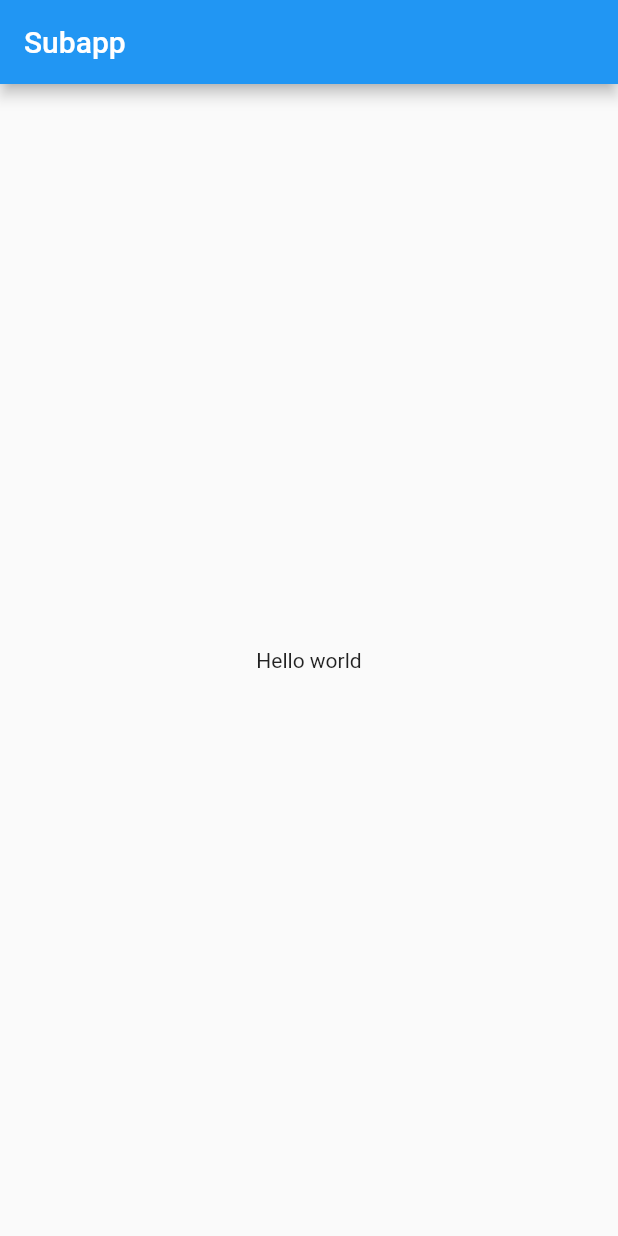
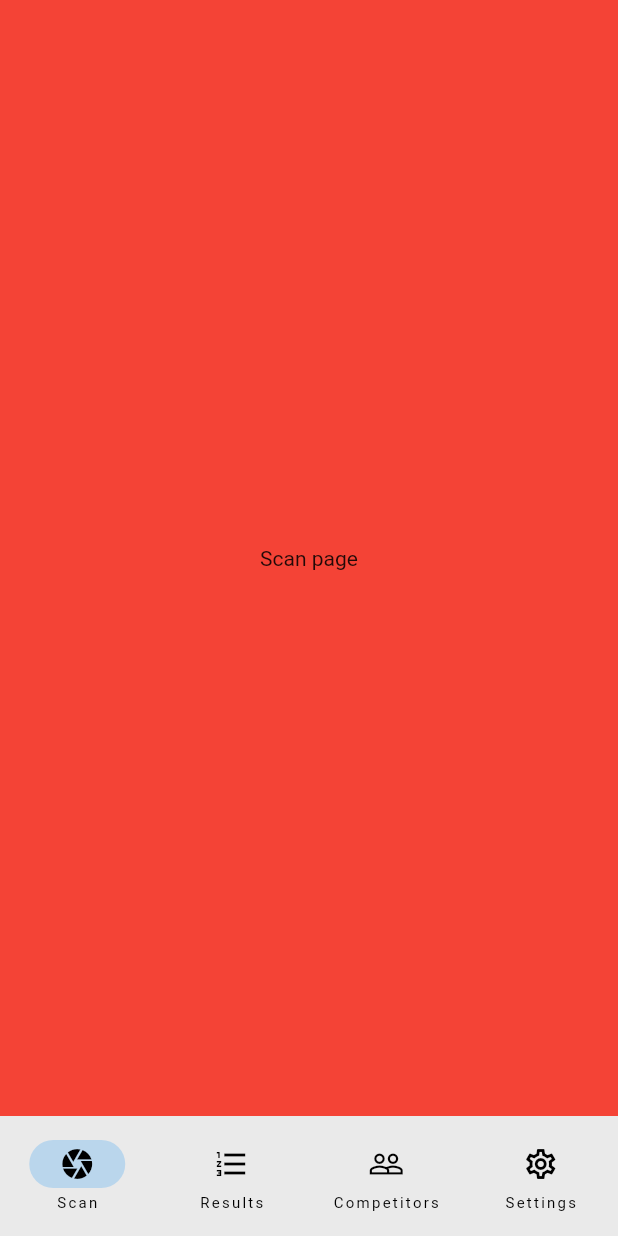
Before and after one commit to subvision-soft/wave, a Flutter app: the screen it shows after launch, on a phone screen of 412 x 824 dp. Run offline on Flutter 3.47's test engine with Material 2 defaults, Android fonts, the phone set to English and light mode, and no system bars.

Commit message:
Début de la création de la page résultat

```diff
--- a/lib/main.dart
+++ b/lib/main.dart
@@ -1,22 +1,76 @@
 import 'package:flutter/material.dart';
+import 'package:subapp/pages/results/results.dart';
 
-void main() {
-  runApp(const MyApp());
+void main() => runApp(const ExampleApp());
+
+class ExampleApp extends StatelessWidget {
+  const ExampleApp({super.key});
+  @override
+  Widget build(BuildContext context) {
+    return const MaterialApp(home: Navigation());
+  }
 }
-class MyApp extends StatelessWidget {
-  const MyApp({Key? key}) : super(key: key);
+
+class Navigation extends StatefulWidget {
+  const Navigation({super.key});
+  @override
+  State<Navigation> createState() => _NavigationState();
+}
+
+class _NavigationState extends State<Navigation> {
+  int currentPageIndex = 0;
 
   @override
   Widget build(BuildContext context) {
-    return MaterialApp(
-      home: Scaffold(
-        appBar: AppBar(
-          title: const Text("Subapp"),
+    return Scaffold(
+      bottomNavigationBar: NavigationBar(
+        onDestinationSelected: (int index) {
+          setState(() {
+            currentPageIndex = index;
+          });
+        },
+        selectedIndex: currentPageIndex,
+        destinations: const <Widget>[
+          NavigationDestination(
+            icon: Icon(Icons.camera_outlined),
+            selectedIcon: Icon(Icons.camera),
+            label: 'Scan',
+          ),
+          NavigationDestination(
+            icon: Icon(Icons.format_list_numbered_outlined),
+            selectedIcon: Icon(Icons.format_list_numbered),
+            label: 'Results',
+          ),
+          NavigationDestination(
+            icon: Icon(Icons.people_outline),
+            selectedIcon: Icon(Icons.people),
+            label: 'Competitors',
+          ),
+          NavigationDestination(
+            selectedIcon: Icon(Icons.settings),
+            icon: Icon(Icons.settings_outlined),
+            label: 'Settings',
+          ),
+        ],
+      ),
+      body: <Widget>[
+        Container(
+          color: Colors.red,
+          alignment: Alignment.center,
+          child: const Text('Scan page'),
         ),
-        body: const Center(
-            child: Text("Hello world")
+        const Results(),
+        Container(
+          color: Colors.blue,
+          alignment: Alignment.center,
+          child: const Text('Page 3'),
         ),
-      )
+        Container(
+          color: Colors.yellow,
+          alignment: Alignment.center,
+          child: const Text('Page 4'),
+        ),
+      ][currentPageIndex],
     );
   }
 }
```
Also changed, not shown: lib/pages/results/results.dart (added, +213 -0 lines).
